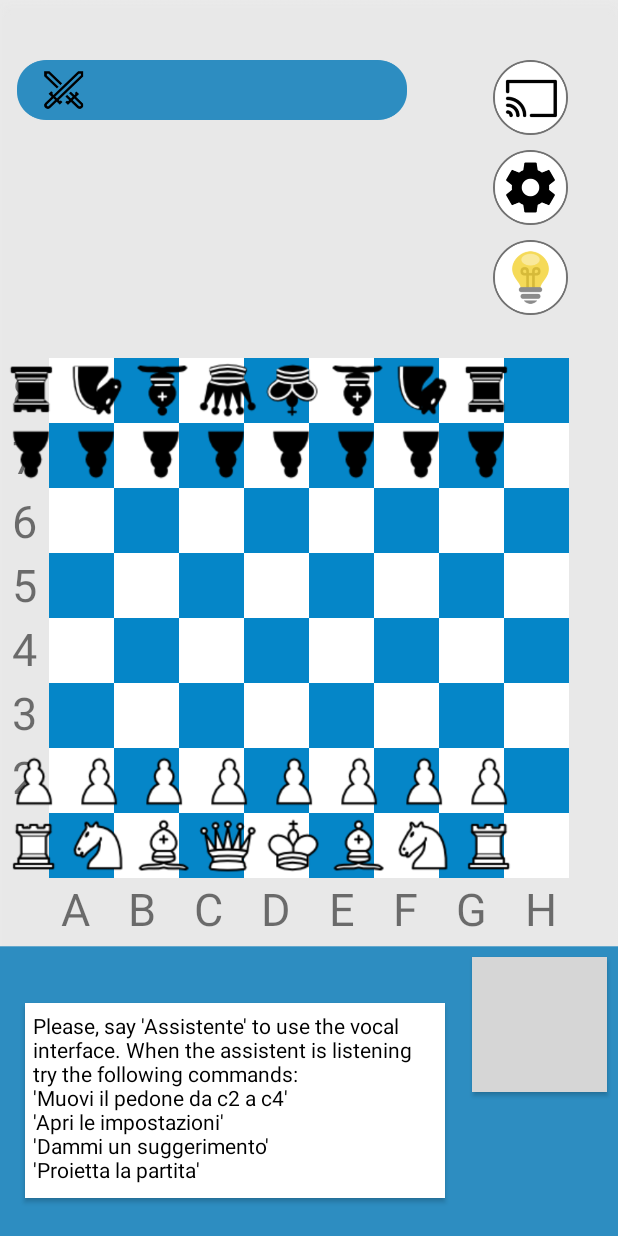
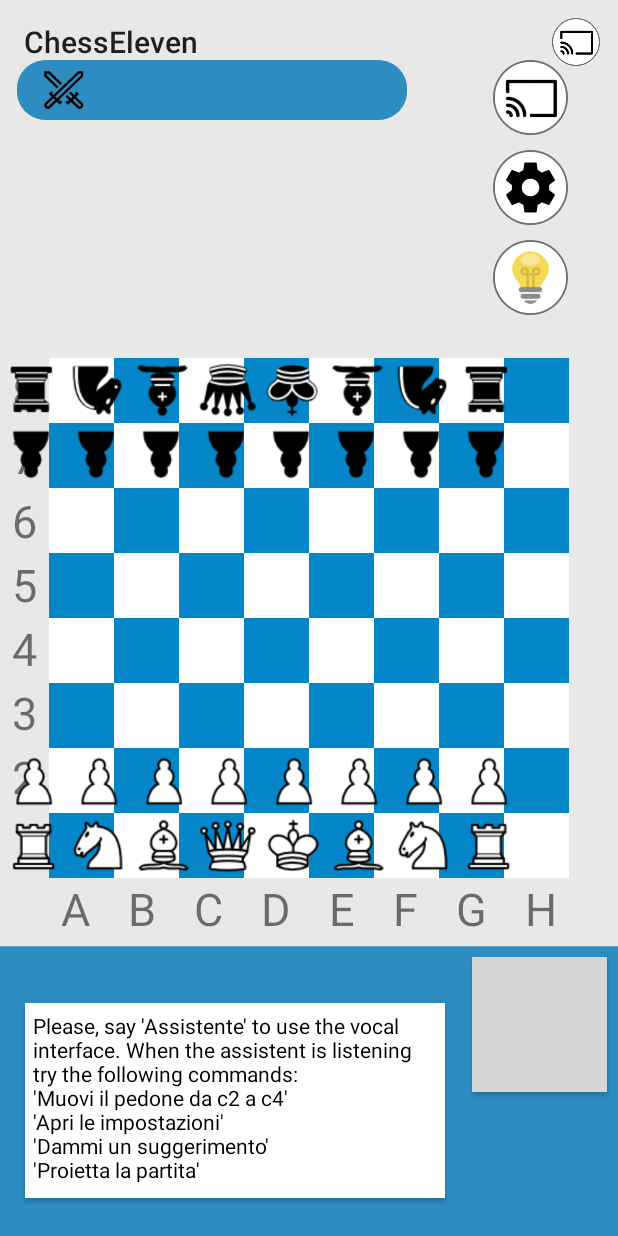
Before and after one commit to ValerioGoretti/ChessEleven, an Android app: the MainActivity screen opened directly, with no data from a screen before it, on a phone screen of 412 x 824 dp. Run offline under Robolectric (Android 15) with nearby library versions, the phone set to English and light mode, and no system bars; libraries missing offline, so code that uses them is left out: com.github.bhlangonijr.chesslib; 2 statements that could not run were skipped; grey boxes are pictures that could not be loaded.

Commit message:
Cast Funzionante
cast funzionante ma worka quello sulla toolbar bisogna cambiare bottone

```diff
--- a/Chess-master/app/src/main/java/com/example/dipanshkhandelwal/chess/MainActivity.java
+++ b/Chess-master/app/src/main/java/com/example/dipanshkhandelwal/chess/MainActivity.java
@@ -16,7 +16,10 @@ import android.support.v4.app.ActivityCompat;
 import android.support.v4.content.ContextCompat;
 import android.support.v7.app.AppCompatActivity;
 import android.os.Bundle;
+import android.support.v7.widget.Toolbar;
 import android.util.Log;
+import android.view.Menu;
+import android.view.MenuItem;
 import android.view.View;
 import android.widget.ImageView;
 import android.widget.LinearLayout;
@@ -96,6 +99,8 @@ public class MainActivity extends AppCompatActivity implements View.OnClickListe
         game_over.setVisibility(View.INVISIBLE);
         pawn_choices.setVisibility(View.INVISIBLE);
         returnedText =(TextView) findViewById(R.id.textAssistent);
+        Toolbar mToolbar = (Toolbar) findViewById(R.id.my_toolbar);
+        setSupportActionBar(mToolbar);
         resetSpeechRecognizer();
         timer=new CountDownTimer(10000, 1000) {
             @Override
@@ -132,8 +137,7 @@ public class MainActivity extends AppCompatActivity implements View.OnClickListe
         speech.startListening(recognizerIntent);
     }
     @Override
-    public void onRequestPermissionsResult(int requestCode,
-                                           @NonNull String[] permissions, @NonNull  int[] grantResults) {
+    public void onRequestPermissionsResult(int requestCode, @NonNull String[] permissions, @NonNull  int[] grantResults) {
         super.onRequestPermissionsResult(requestCode, permissions, grantResults);
         if (requestCode == PERMISSIONS_REQUEST_RECORD_AUDIO) {
             if (grantResults.length > 0 && grantResults[0] == PackageManager.PERMISSION_GRANTED) {
@@ -144,6 +148,19 @@ public class MainActivity extends AppCompatActivity implements View.OnClickListe
                 finish();
             }
         }
+    }
+
+    @Override public boolean onCreateOptionsMenu(Menu menu){
+        getMenuInflater().inflate(R.menu.main_menu, menu);
+        return true;
+    }
+    @Override public boolean onOptionsItemSelected(MenuItem item) {
+        int id = item.getItemId();
+        if (id == R.id.action_fav)
+        {
+            startActivity(new Intent("android.settings.CAST_SETTINGS")); return true;
+        }
+        return super.onOptionsItemSelected(item);
     }
 
     @Override
--- a/Chess-master/app/src/main/res/layout/activity_main.xml
+++ b/Chess-master/app/src/main/res/layout/activity_main.xml
@@ -7,6 +7,14 @@
     android:layout_height="match_parent"
     tools:context="com.example.dipanshkhandelwal.chess.MainActivity">
     <!--android:background="@color/backgroundBoard"-->
+
+    <android.support.v7.widget.Toolbar
+        android:id="@+id/my_toolbar"
+        android:layout_width="match_parent"
+        android:layout_height="?attr/actionBarSize"
+        android:elevation="4dp"
+        tools:ignore="MissingConstraints" />
+
     <ImageView
         android:layout_width="50dp"
         android:layout_height="50dp"
--- /dev/null
+++ b/Chess-master/app/src/main/res/menu/main_menu.xml
@@ -0,0 +1,17 @@
+<menu
+    xmlns:android="http://schemas.android.com/apk/res/android"
+    xmlns:app="http://schemas.android.com/apk/res-auto"
+    xmlns:tools="http://schemas.android.com/tools"
+    tools:context=".MainActivity"
+    android:layout_height="wrap_content"
+    android:layout_width="wrap_content">
+
+    <item
+        android:id="@+id/action_fav"
+        android:orderInCategory="300"
+        android:title="cast"
+        android:icon="@drawable/screencast"
+        app:showAsAction="always">
+    </item>
+
+</menu>
```
